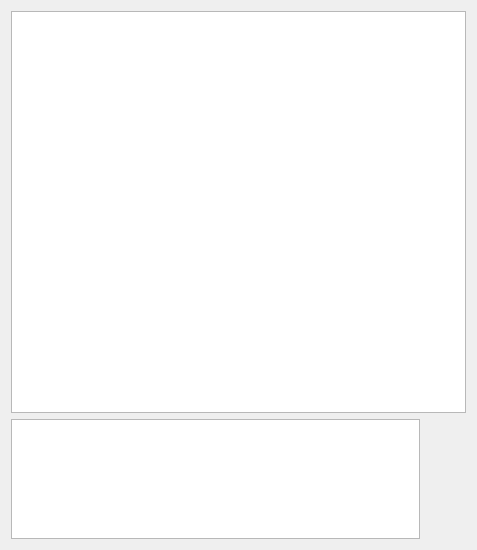
1052687889/freeChat, file ui/chat.ui: the form before one commit.
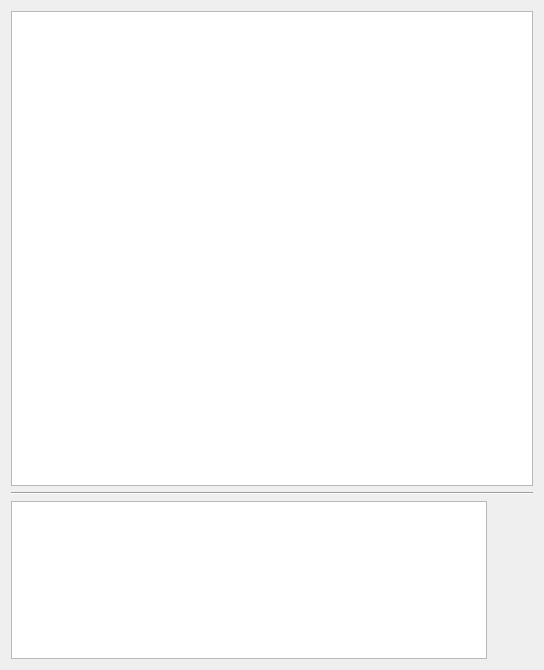
The form after the commit. Icons and pictures are not drawn.

Patch:
```diff
--- a/ui/chat.ui
+++ b/ui/chat.ui
@@ -6,8 +6,8 @@
    <rect>
     <x>0</x>
     <y>0</y>
-    <width>477</width>
-    <height>550</height>
+    <width>544</width>
+    <height>670</height>
    </rect>
   </property>
   <property name="cursor">
@@ -20,13 +20,11 @@
    <iconset>
     <normaloff>../pic/logo.jpg</normaloff>../pic/logo.jpg</iconset>
   </property>
-  <layout class="QVBoxLayout" name="verticalLayout_5">
+  <layout class="QGridLayout" name="gridLayout">
+   <item row="0" column="0">
+    <layout class="QVBoxLayout" name="verticalLayout" stretch="6,0,2">
    <item>
-    <layout class="QVBoxLayout" name="verticalLayout" stretch="10,3">
-     <item>
-      <layout class="QVBoxLayout" name="verticalLayout_3">
-       <item>
-        <widget class="QTextEdit" name="MsgTextEdit">
+      <widget class="QTextBrowser" name="textBrowser">
          <property name="html">
           <string>&lt;!DOCTYPE HTML PUBLIC &quot;-//W3C//DTD HTML 4.0//EN&quot; &quot;http://www.w3.org/TR/REC-html40/strict.dtd&quot;&gt;
 &lt;html&gt;&lt;head&gt;&lt;meta name=&quot;qrichtext&quot; content=&quot;1&quot; /&gt;&lt;style type=&quot;text/css&quot;&gt;
@@ -36,19 +34,94 @@
          </property>
         </widget>
        </item>
-      </layout>
-     </item>
      <item>
-      <layout class="QHBoxLayout" name="horizontalLayout_2">
+      <widget class="Line" name="line">
+       <property name="orientation">
+        <enum>Qt::Horizontal</enum>
+       </property>
+      </widget>
+     </item>
        <item>
         <layout class="QHBoxLayout" name="horizontalLayout">
          <item>
-          <widget class="QTextBrowser" name="SendtextBrowser"/>
+        <widget class="QTextEdit" name="sendTextEdit">
+         <property name="font">
+          <font>
+           <family>Arial</family>
+           <pointsize>36</pointsize>
+          </font>
+         </property>
+         <property name="html">
+          <string>&lt;!DOCTYPE HTML PUBLIC &quot;-//W3C//DTD HTML 4.0//EN&quot; &quot;http://www.w3.org/TR/REC-html40/strict.dtd&quot;&gt;
+&lt;html&gt;&lt;head&gt;&lt;meta name=&quot;qrichtext&quot; content=&quot;1&quot; /&gt;&lt;style type=&quot;text/css&quot;&gt;
+p, li { white-space: pre-wrap; }
+&lt;/style&gt;&lt;/head&gt;&lt;body style=&quot; font-family:'Arial'; font-size:36pt; font-weight:400; font-style:normal;&quot;&gt;
+&lt;p style=&quot;-qt-paragraph-type:empty; margin-top:0px; margin-bottom:0px; margin-left:0px; margin-right:0px; -qt-block-indent:0; text-indent:0px; font-weight:96;&quot;&gt;&lt;br /&gt;&lt;/p&gt;&lt;/body&gt;&lt;/html&gt;</string>
+         </property>
+        </widget>
          </item>
          <item>
-          <layout class="QVBoxLayout" name="verticalLayout_4">
+        <layout class="QVBoxLayout" name="verticalLayout_2">
+         <item>
+          <widget class="QToolButton" name="fontButton">
+           <property name="toolTip">
+            <string>&lt;html&gt;&lt;head/&gt;&lt;body&gt;&lt;p&gt;&lt;span style=&quot; font-size:12pt; font-weight:600; color:#00aaff;&quot;&gt;设置字体&lt;/span&gt;&lt;/p&gt;&lt;/body&gt;&lt;/html&gt;</string>
+           </property>
+           <property name="text">
+            <string/>
+           </property>
+           <property name="icon">
+            <iconset>
+             <normaloff>C:/Users/HY-PC/.designer/backup/pic/font.png</normaloff>C:/Users/HY-PC/.designer/backup/pic/font.png</iconset>
+           </property>
+           <property name="iconSize">
+            <size>
+             <width>32</width>
+             <height>32</height>
+            </size>
+           </property>
+           <property name="autoRaise">
+            <bool>true</bool>
+           </property>
+          </widget>
+         </item>
+         <item>
+          <widget class="QToolButton" name="colorButton">
+           <property name="toolTip">
+            <string>&lt;html&gt;&lt;head/&gt;&lt;body&gt;&lt;p&gt;&lt;span style=&quot; font-size:12pt; color:#00aaff;&quot;&gt;设置颜色&lt;/span&gt;&lt;/p&gt;&lt;/body&gt;&lt;/html&gt;</string>
+           </property>
+           <property name="text">
+            <string/>
+           </property>
+           <property name="icon">
+            <iconset>
+             <normaloff>C:/Users/HY-PC/.designer/backup/pic/colours.png</normaloff>C:/Users/HY-PC/.designer/backup/pic/colours.png</iconset>
+           </property>
+           <property name="iconSize">
+            <size>
+             <width>32</width>
+             <height>32</height>
+            </size>
+           </property>
+           <property name="autoRaise">
+            <bool>true</bool>
+           </property>
+          </widget>
+         </item>
            <item>
             <widget class="QToolButton" name="SendButton">
+           <property name="font">
+            <font>
+             <family>Bahnschrift SemiBold</family>
+             <pointsize>16</pointsize>
+             <weight>75</weight>
+             <italic>false</italic>
+             <bold>true</bold>
+             <underline>false</underline>
+             <strikeout>false</strikeout>
+             <stylestrategy>PreferAntialias</stylestrategy>
+            </font>
+           </property>
              <property name="cursor">
               <cursorShape>PointingHandCursor</cursorShape>
              </property>
@@ -68,34 +141,8 @@
                <height>32</height>
               </size>
              </property>
-             <property name="autoRaise">
-              <bool>true</bool>
-             </property>
-            </widget>
-           </item>
-           <item>
-            <widget class="QToolButton" name="historyButton">
-             <property name="cursor">
-              <cursorShape>PointingHandCursor</cursorShape>
-             </property>
-             <property name="toolTip">
-              <string>&lt;html&gt;&lt;head/&gt;&lt;body&gt;&lt;p&gt;&lt;span style=&quot; font-size:12pt; color:#00aaff;&quot;&gt;历史记录&lt;/span&gt;&lt;/p&gt;&lt;/body&gt;&lt;/html&gt;</string>
-             </property>
-             <property name="text">
-              <string/>
-             </property>
-             <property name="icon">
-              <iconset>
-               <normaloff>../pic/history.jpg</normaloff>../pic/history.jpg</iconset>
-             </property>
-             <property name="iconSize">
-              <size>
-               <width>32</width>
-               <height>32</height>
-              </size>
-             </property>
-             <property name="toolButtonStyle">
-              <enum>Qt::ToolButtonIconOnly</enum>
+           <property name="popupMode">
+            <enum>QToolButton::DelayedPopup</enum>
              </property>
              <property name="autoRaise">
               <bool>true</bool>
@@ -122,8 +169,7 @@
       </layout>
      </item>
     </layout>
-   </item>
-  </layout>
+  <zorder></zorder>
  </widget>
  <resources/>
  <connections/>
```
Left out of the diff: 19 changed lines with no effect on the pictures. Lines whose indentation alone changed are shown as unchanged.
